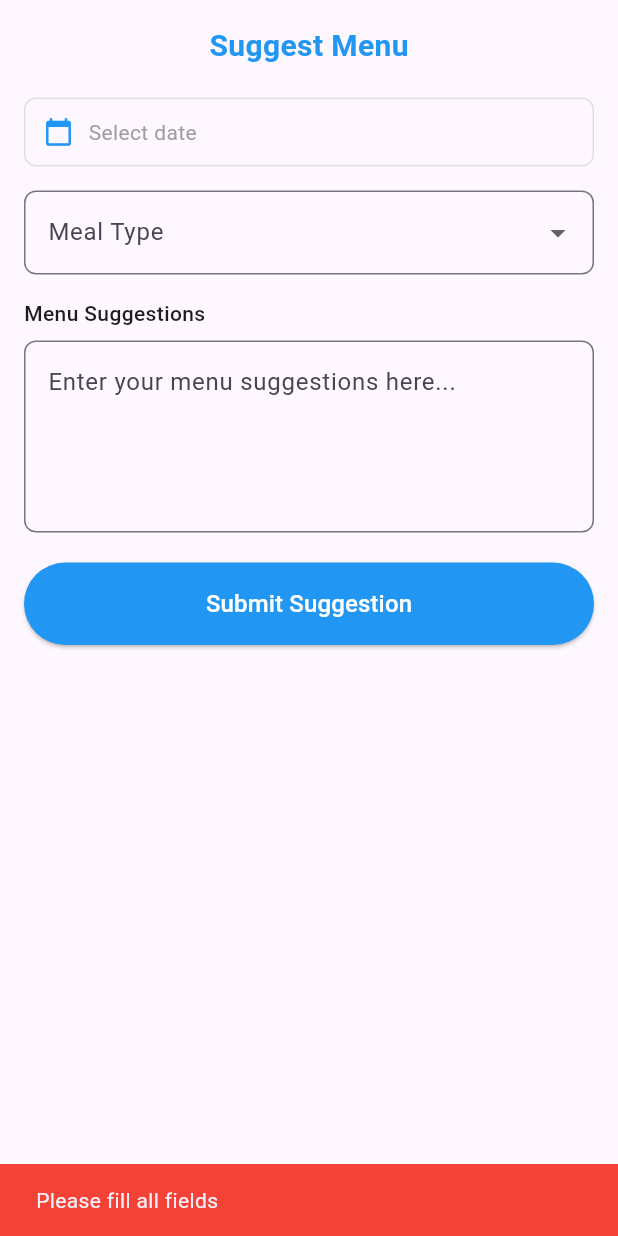
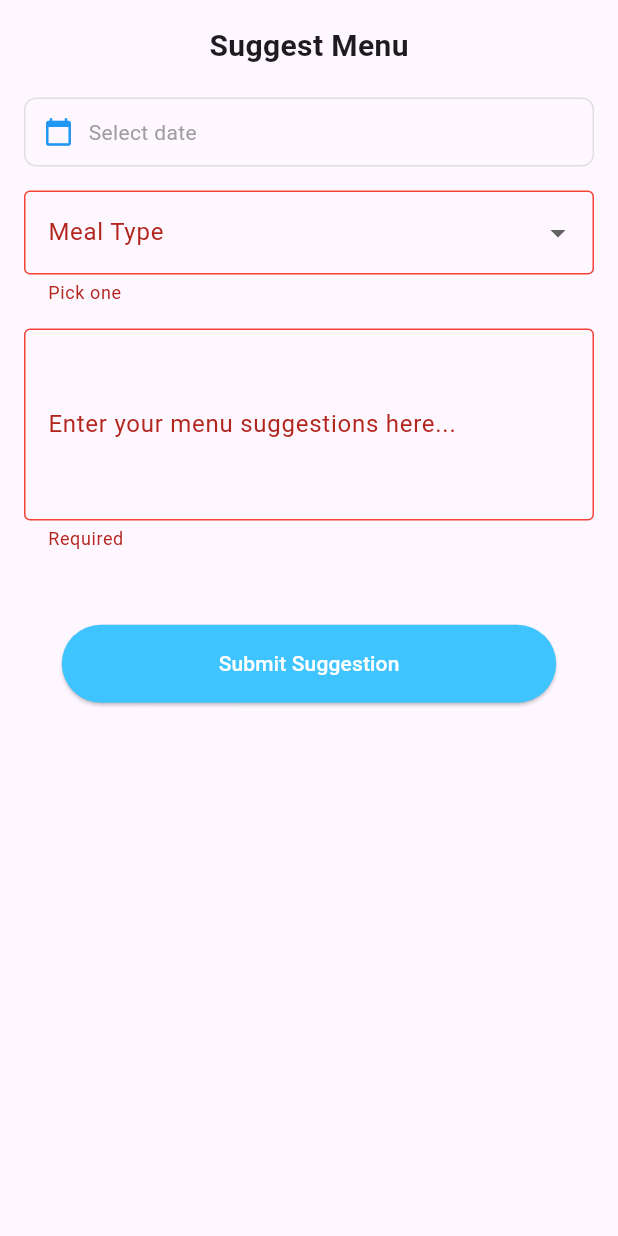
Before and after one commit to Danish9111/mess, a Flutter app: the ShowMenuSuggestionSheet widget shown alone on an empty page, opened directly, after a tap on "Submit Suggestion", on a phone screen of 412 x 824 dp. Run offline on Flutter 3.47's test engine with Material 3 defaults, Android fonts, the phone set to English and light mode, and no system bars; our stand-ins replace cloud_firestore, firebase_auth, firebase_core, flutter_rating_bar, flutter_riverpod, google_fonts and 4 more; accounts and stored records are empty.

Commit message:
Refactor ShowMenuSuggestionSheet and DashboardBody: streamline form handling and improve UI responsiveness

```diff
--- a/lib/screens/dashboard_screen/dashboard_ui/dashboard_body.dart
+++ b/lib/screens/dashboard_screen/dashboard_ui/dashboard_body.dart
@@ -89,6 +89,8 @@ class _DashboardBodyState extends State<DashboardBody> {
   }
 
   Widget _buildQuickActions(bool isSmallScreen, screenHeight) {
+    final formKey = GlobalKey<FormState>();
+
     final actions = [
       {'icon': Icons.check_circle, 'label': 'Mark Meal'},
       {'icon': Icons.money_off, 'label': 'Request Refund'},
@@ -127,13 +129,13 @@ class _DashboardBodyState extends State<DashboardBody> {
                           color: Colors.lightBlue[800]),
                       onPressed: () {
                         showModalBottomSheet(
+                          backgroundColor: Colors.white,
                           isScrollControlled: true,
                           context: context,
-                            builder: (_) => const Scaffold(
-                              body: ShowMenuSuggestionSheet(),
+                          builder: (_) => const ShowMenuSuggestionSheet(),
+                        );
+                      },
                     ),
-                          );
-                        }),
                   ),
                   const SizedBox(height: 8),
                   Text(action['label'] as String,
--- a/lib/screens/dashboard_screen/dashboard_ui/show_menu_suggestion_sheet.dart
+++ b/lib/screens/dashboard_screen/dashboard_ui/show_menu_suggestion_sheet.dart
@@ -1,40 +1,52 @@
 import 'package:flutter/material.dart';
+import 'package:flutter_riverpod/flutter_riverpod.dart';
 import 'package:intl/intl.dart';
-import 'package:flutter_riverpod/flutter_riverpod.dart';
 
 class ShowMenuSuggestionSheet extends ConsumerStatefulWidget {
   const ShowMenuSuggestionSheet({super.key});
 
   @override
   ConsumerState<ShowMenuSuggestionSheet> createState() =>
-      showMenuSuggestionSheetState();
+      _ShowMenuSuggestionSheetState();
 }
 
-class showMenuSuggestionSheetState
+class _ShowMenuSuggestionSheetState
     extends ConsumerState<ShowMenuSuggestionSheet> {
-  @override
-  build(BuildContext context) {
-    final screenHeight = MediaQuery.of(context).size.height;
+  // -------- controllers & keys --------
+  final GlobalKey<FormState> formKey = GlobalKey<FormState>();
+  final TextEditingController menuController = TextEditingController();
 
-    return StatefulBuilder(
-      builder: (context, setState) {
-        // Form state variables
+  // -------- local state --------
   DateTime? selectedDate;
   String? selectedMealType;
-        final menuController = TextEditingController();
 
-        // Date picker function
-        Future<void> pickDate() async {
-          final pickedDate = await showDatePicker(
+  @override
+  void dispose() {
+    menuController.dispose();
+    super.dispose();
+  }
+
+  // -------- helpers --------
+  InputDecoration _inputDecoration(String label) => InputDecoration(
+        labelText: label,
+        border: OutlineInputBorder(borderRadius: BorderRadius.circular(8)),
+        errorBorder:
+            const OutlineInputBorder(borderSide: BorderSide(color: Colors.red)),
+      );
+
+  Future<void> _pickDate() async {
+    final picked = await showDatePicker(
       context: context,
       initialDate: DateTime.now(),
       firstDate: DateTime.now(),
       lastDate: DateTime.now().add(const Duration(days: 30)),
     );
-          if (pickedDate != null) {
-            setState(() => selectedDate = pickedDate);
+    if (picked != null) setState(() => selectedDate = picked);
   }
-        }
+
+  @override
+  Widget build(BuildContext context) {
+    final screenHeight = MediaQuery.of(context).size.height;
 
     return Padding(
       padding: EdgeInsets.only(
@@ -44,25 +56,23 @@ class showMenuSuggestionSheetState
         top: 16,
       ),
       child: SizedBox(
-            height: screenHeight * 0.65,
+        height: screenHeight * 0.5, // 50 % tall
+        child: Form(
+          key: formKey,
+          autovalidateMode: AutovalidateMode.onUserInteraction,
           child: Column(
-              crossAxisAlignment: CrossAxisAlignment.start,
+            crossAxisAlignment: CrossAxisAlignment.center,
             children: [
               const Center(
-                  child: Text(
-                    'Suggest Menu',
-                    style: TextStyle(
-                      fontSize: 20,
-                      fontWeight: FontWeight.bold,
-                      color: Colors.blue,
-                    ),
-                  ),
+                child: Text('Suggest Menu',
+                    style:
+                        TextStyle(fontSize: 20, fontWeight: FontWeight.bold)),
               ),
               const SizedBox(height: 20),
 
-                // Date Selection
+              // ---------- Date ----------
               GestureDetector(
-                  onTap: pickDate,
+                onTap: _pickDate,
                 child: Container(
                   padding: const EdgeInsets.all(12),
                   decoration: BoxDecoration(
@@ -76,13 +86,11 @@ class showMenuSuggestionSheetState
                       const SizedBox(width: 10),
                       Text(
                         selectedDate == null
-                              ? "Select date"
-                              : DateFormat('MMM dd, yyyy')
-                                  .format(selectedDate!),
+                            ? 'Select date'
+                            : DateFormat('MMM dd, yyyy').format(selectedDate!),
                         style: TextStyle(
-                            color: selectedDate == null
-                                ? Colors.grey
-                                : Colors.black,
+                          color:
+                              selectedDate == null ? Colors.grey : Colors.black,
                         ),
                       ),
                     ],
@@ -91,98 +99,68 @@ class showMenuSuggestionSheetState
               ),
               const SizedBox(height: 16),
 
-                // Meal Type Selection
+              // ---------- Meal Type ----------
               DropdownButtonFormField<String>(
                 value: selectedMealType,
-                  decoration: InputDecoration(
-                    labelText: 'Meal Type',
-                    focusColor: Colors.lightBlueAccent,
-                    border: OutlineInputBorder(
-                      borderRadius: BorderRadius.circular(8),
-                    ),
-                    contentPadding: const EdgeInsets.symmetric(
-                      horizontal: 12,
-                      vertical: 16,
-                    ),
-                  ),
                 items: const [
                   DropdownMenuItem(
                       value: 'Breakfast', child: Text('Breakfast')),
                   DropdownMenuItem(value: 'Lunch', child: Text('Lunch')),
                   DropdownMenuItem(value: 'Dinner', child: Text('Dinner')),
                 ],
-                  onChanged: (value) =>
-                      setState(() => selectedMealType = value),
+                decoration: _inputDecoration('Meal Type'),
+                validator: (v) => (v == null || v.isEmpty) ? 'Pick one' : null,
+                onChanged: (v) => setState(() => selectedMealType = v),
               ),
               const SizedBox(height: 16),
 
-                // Menu Input
-                const Text(
-                  'Menu Suggestions',
-                  style: TextStyle(fontWeight: FontWeight.w500),
-                ),
-                const SizedBox(height: 8),
-                TextField(
+              // ---------- Menu text ----------
+              TextFormField(
                 controller: menuController,
                 maxLines: 4,
-                  decoration: InputDecoration(
-                    hintText: 'Enter your menu suggestions here...',
-                    border: OutlineInputBorder(
-                      borderRadius: BorderRadius.circular(8),
+                decoration:
+                    _inputDecoration('Enter your menu suggestions here...'),
+                validator: (v) => (v == null || v.isEmpty) ? 'Required' : null,
               ),
-                  ),
-                ),
-                const SizedBox(height: 20),
-
-                // Submit Button
+              SizedBox(height: screenHeight * .06),
+              // ---------- Submit ----------
               SizedBox(
-                  width: double.infinity,
+                width: screenHeight * .4,
                 child: ElevatedButton(
-                    style: ElevatedButton.styleFrom(
-                      padding: const EdgeInsets.symmetric(vertical: 16),
-                      backgroundColor: Colors.blue,
-                    ),
                   onPressed: () {
-                      // Validation and submission logic
-                      if (selectedDate == null ||
-                          selectedMealType == null ||
-                          menuController.text.isEmpty) {
-                        ScaffoldMessenger.of(context).showSnackBar(
-                          const SnackBar(
-                            content: Text('Please fill all fields'),
-                            backgroundColor: Colors.red,
-                          ),
-                        );
-                        return;
-                      }
-
-                      // Submit logic would go here (API call, etc.)
+                    FocusScope.of(context).unfocus(); // close keyboard
+                    if (formKey.currentState!.validate()) {
                       final suggestion = {
                         'date': DateFormat('yyyy-MM-dd').format(selectedDate!),
                         'mealType': selectedMealType,
                         'menu': menuController.text,
                       };
+                      // Replace print with your API call etc.
+                      debugPrint('Suggestion submitted: $suggestion');
 
-                      print('Suggestion submitted: $suggestion');
-                      Navigator.pop(context);
+                      Navigator.pop(context); // close sheet
                       ScaffoldMessenger.of(context).showSnackBar(
                         const SnackBar(
                           content: Text('Suggestion submitted successfully!'),
                           backgroundColor: Colors.green,
                         ),
                       );
+                    }
                   },
+                  style: ElevatedButton.styleFrom(
+                    backgroundColor: Colors.lightBlueAccent,
+                    padding: const EdgeInsets.symmetric(vertical: 16),
+                  ),
                   child: const Text(
                     'Submit Suggestion',
-                      style: TextStyle(fontSize: 16, color: Colors.white),
+                    style: TextStyle(color: Colors.white),
                   ),
                 ),
               ),
             ],
           ),
         ),
-        );
-      },
+      ),
     );
   }
 }
```
Lines whose indentation alone changed are shown as unchanged.
